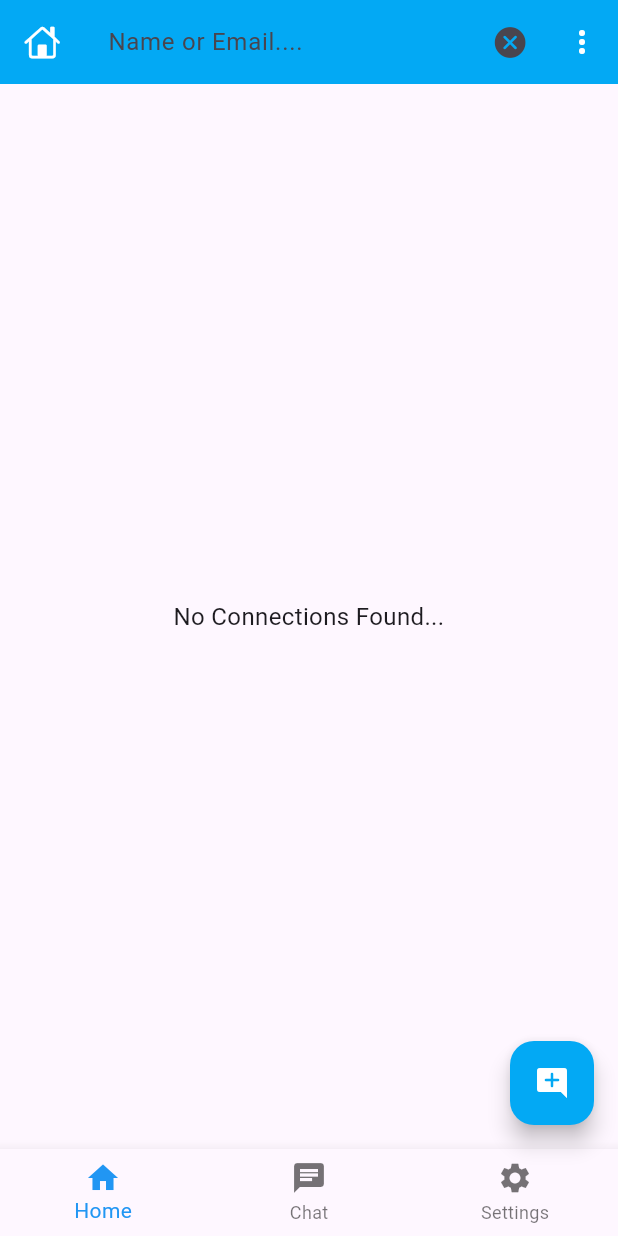
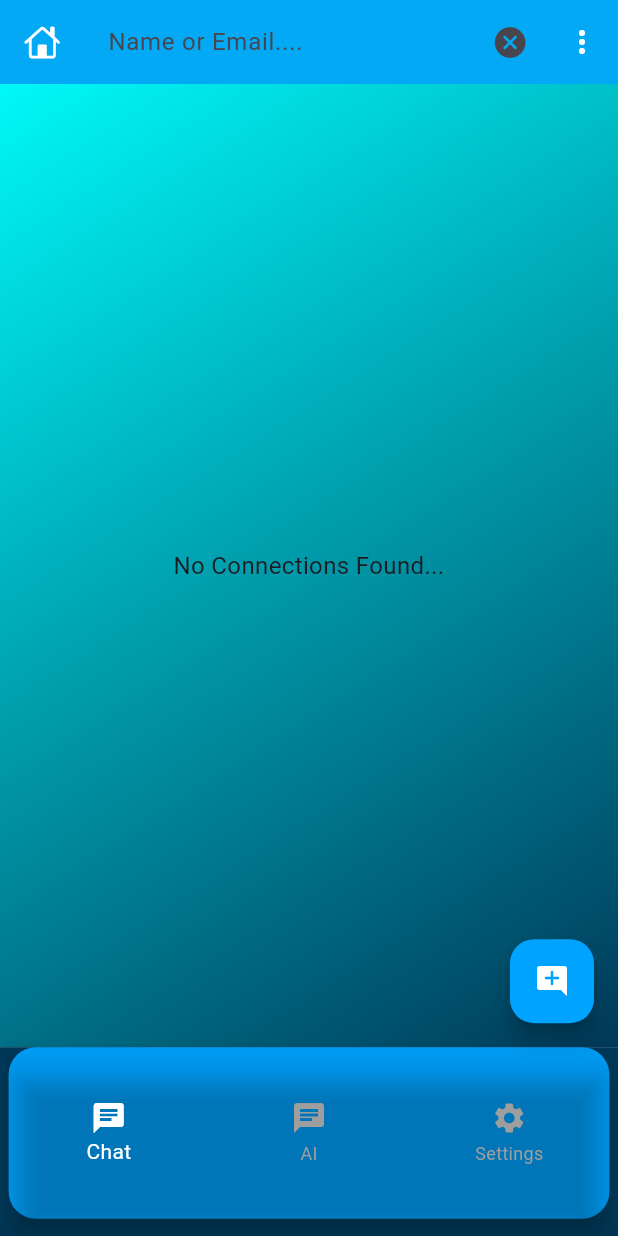
Before and after one commit to rudramistry001/ApnaChat, a Flutter app: the HomePage screen opened by its route, after a tap on the "search" icon, on a phone screen of 412 x 824 dp. Run offline on Flutter 3.47's test engine with Material 3 defaults, Android fonts, the light colour scheme and no system bars; our stand-ins replace cached_network_image, carousel_slider, chat_bubbles, cloud_firestore, firebase_auth, firebase_core and 5 more; accounts and stored records are empty; project files that could hold a hidden picture were left out.

Commit message:
new-UI-implementation-in all pages

```diff
--- a/login/lib/screens/chat_screen.dart
+++ b/login/lib/screens/chat_screen.dart
@@ -3,7 +3,6 @@ import 'package:chat_bubbles/bubbles/bubble_normal.dart';
 import 'package:flutter/material.dart';
 import 'package:http/http.dart' as http;
 import 'package:login/model/ai_message_model.dart';
-import 'package:login/model/messages.dart';
 
 class AIChatScreen extends StatefulWidget {
   const AIChatScreen({super.key});
--- a/login/lib/screens/homescreen.dart
+++ b/login/lib/screens/homescreen.dart
@@ -7,7 +7,7 @@ import 'package:login/model/chat_user_model.dart';
 import 'package:login/screens/contact_list.dart';
 import 'package:login/screens/profile_screen.dart';
 import 'package:login/widgets/chat_user_card.dart';
-import 'package:login/widgets/custom_bottom_navighationbat.dart';
+import 'package:login/widgets/custom_bottom_navighationbar.dart';
 
 class HomePage extends StatefulWidget {
   const HomePage({super.key});
@@ -83,7 +83,7 @@ class _HomePageState extends State<HomePage> {
         ],
       ),
       floatingActionButton: FloatingActionButton(
-        backgroundColor: Colors.lightBlue,
+        backgroundColor: const Color.fromRGBO(0, 163, 255, 1),
         onPressed: () {
           Navigator.push(
             context,
@@ -97,7 +97,19 @@ class _HomePageState extends State<HomePage> {
           color: Colors.white,
         ),
       ),
-      body: StreamBuilder(
+      body: Container(
+        decoration: const BoxDecoration(
+          //gradient: LinearGradient(colors: Colors.white ),
+          gradient: LinearGradient(
+            begin: Alignment.topLeft,
+            end: Alignment.bottomRight,
+            colors: [
+              Color.fromRGBO(0, 248, 248, 1),
+              Color.fromRGBO(0, 57, 89, 1),
+            ],
+          ),
+        ),
+        child: StreamBuilder(
           stream: APIs.getAllUsers(),
           builder: (context, snapshot) {
             switch (snapshot.connectionState) {
@@ -113,7 +125,8 @@ class _HomePageState extends State<HomePage> {
               case ConnectionState.done:
                 final data = snapshot.data?.docs;
                 _list =
-                  data?.map((e) => ChatUser.fromJson(e.data())).toList() ?? [];
+                    data?.map((e) => ChatUser.fromJson(e.data())).toList() ??
+                        [];
 
                 if (_list.isNotEmpty) {
                   return ListView.builder(
@@ -137,6 +150,7 @@ class _HomePageState extends State<HomePage> {
             }
           },
         ),
+      ),
       bottomNavigationBar: CustomBottomTabBar(
         onTabSelected: _onTabSelected,
       ),
--- a/login/lib/screens/settings_screen.dart
+++ b/login/lib/screens/settings_screen.dart
@@ -12,7 +12,7 @@ class _SettingsScreenState extends State<SettingsScreen> {
   Widget build(BuildContext context) {
     return Scaffold(
       appBar: AppBar(
-        title: Text("Settings"),
+        title: const Text("Settings"),
       ),
     );
   }
--- /dev/null
+++ b/login/lib/widgets/custom_bottom_navighationbar.dart
@@ -0,0 +1,101 @@
+import 'package:flutter/material.dart';
+import 'package:flutter_screenutil/flutter_screenutil.dart';
+import 'package:login/screens/chat_screen.dart';
+import 'package:login/screens/homescreen.dart';
+import 'package:login/screens/settings_screen.dart';
+
+class CustomBottomTabBar extends StatefulWidget {
+  final Function(int) onTabSelected;
+
+  const CustomBottomTabBar({Key? key, required this.onTabSelected})
+      : super(key: key);
+
+  @override
+  _CustomBottomTabBarState createState() => _CustomBottomTabBarState();
+}
+
+class _CustomBottomTabBarState extends State<CustomBottomTabBar> {
+  int _selectedIndex = 0;
+
+  void _onItemTapped(int index) {
+    setState(() {
+      _selectedIndex = index;
+    });
+    if (index == 0) {
+      Navigator.push(
+        context,
+        MaterialPageRoute(builder: (context) => const HomePage()),
+      );
+    } else if (index == 1) {
+      Navigator.push(
+        context,
+        MaterialPageRoute(builder: (context) => const AIChatScreen()),
+      );
+    } else if (index == 2) {
+      Navigator.push(
+        context,
+        MaterialPageRoute(builder: (context) => const SettingsScreen()),
+      );
+    }
+  }
+
+  @override
+  Widget build(BuildContext context) {
+    return Expanded(
+      child: Container(
+        decoration: const BoxDecoration(
+          gradient: LinearGradient(
+            begin: Alignment.topCenter,
+            end: Alignment.bottomCenter,
+            colors: [
+              Color.fromRGBO(0, 57, 89, 1),
+              Color.fromRGBO(0, 57, 89, 1),
+            ],
+          ),
+        ),
+        padding: EdgeInsets.only(left: 5.sp, right: 5.sp, bottom: 10.sp),
+        child: Container(
+          height: 100.sp,
+          decoration: BoxDecoration(
+            borderRadius: BorderRadius.circular(16.0.sp),
+            gradient: const LinearGradient(
+              begin: Alignment.topCenter,
+              end: Alignment.bottomCenter,
+              colors: [
+                Color.fromRGBO(0, 163, 255, 1),
+                Color.fromRGBO(0, 163, 255, 1),
+              ],
+            ),
+          ),
+          child: BottomNavigationBar(
+            items: const <BottomNavigationBarItem>[
+              BottomNavigationBarItem(
+                icon: Icon(
+                  Icons.chat,
+                ),
+                label: 'Chat',
+              ),
+              BottomNavigationBarItem(
+                icon: Icon(
+                  Icons.chat,
+                ),
+                label: 'AI',
+              ),
+              BottomNavigationBarItem(
+                icon: Icon(
+                  Icons.settings,
+                ),
+                label: 'Settings',
+              ),
+            ],
+            currentIndex: _selectedIndex,
+            selectedItemColor: Colors.white,
+            onTap: _onItemTapped,
+            backgroundColor: Colors.transparent,
+            unselectedItemColor: Colors.grey,
+          ),
+        ),
+      ),
+    );
+  }
+}
--- a/login/lib/widgets/custom_bottom_navighationbat.dart
+++ /dev/null
@@ -1,63 +0,0 @@
-import 'package:flutter/material.dart';
-import 'package:login/screens/chat_screen.dart';
-import 'package:login/screens/homescreen.dart';
-import 'package:login/screens/settings_screen.dart';
-
-class CustomBottomTabBar extends StatefulWidget {
-  final Function(int) onTabSelected;
-
-  const CustomBottomTabBar({Key? key, required this.onTabSelected})
-      : super(key: key);
-
-  @override
-  _CustomBottomTabBarState createState() => _CustomBottomTabBarState();
-}
-
-class _CustomBottomTabBarState extends State<CustomBottomTabBar> {
-  int _selectedIndex = 0;
-
-  void _onItemTapped(int index) {
-    setState(() {
-      _selectedIndex = index;
-    });
-    if (index == 0) {
-      Navigator.push(
-        context,
-        MaterialPageRoute(builder: (context) => const HomePage()),
-      );
-    } else if (index == 1) {
-      Navigator.push(
-        context,
-        MaterialPageRoute(builder: (context) => const AIChatScreen()),
-      );
-    } else if (index == 2) {
-      Navigator.push(
-        context,
-        MaterialPageRoute(builder: (context) => const SettingsScreen()),
-      );
-    }
-  }
-
-  @override
-  Widget build(BuildContext context) {
-    return BottomNavigationBar(
-      items: const <BottomNavigationBarItem>[
-        BottomNavigationBarItem(
-          icon: Icon(Icons.home),
-          label: 'Home',
-        ),
-        BottomNavigationBarItem(
-          icon: Icon(Icons.chat),
-          label: 'Chat',
-        ),
-        BottomNavigationBarItem(
-          icon: Icon(Icons.settings),
-          label: 'Settings',
-        ),
-      ],
-      currentIndex: _selectedIndex,
-      selectedItemColor: Colors.blue,
-      onTap: _onItemTapped,
-    );
-  }
-}
```
Also changed, not shown: login/lib/dialogs/profile_dialog.dart (+6 -6 lines), login/lib/screens/user_chat_screen.dart (+16 -4 lines), login/lib/screens/view_profile_screen.dart (+95 -40 lines), login/lib/widgets/chat_user_card.dart (+21 -10 lines). Lines whose indentation alone changed are shown as unchanged.
